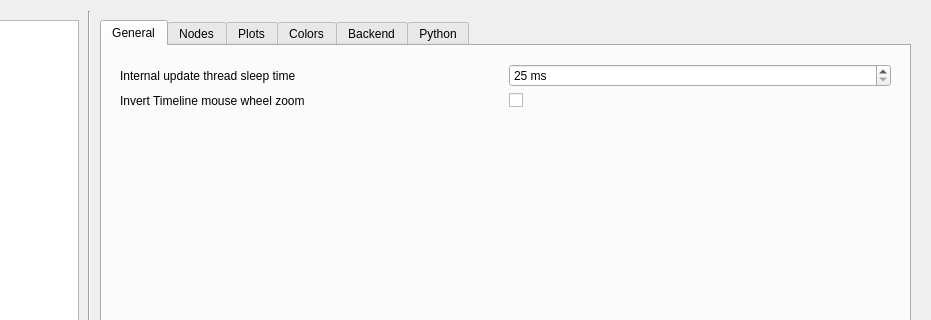
Before: the Qt Designer form libEPLViz/ui/settingswindow.ui in epl-viz/EPL-Viz, drawn with Qt 5; both pictures show x 203 to 1134 and y 0 to 320 of the 1134 by 681 pixel window.
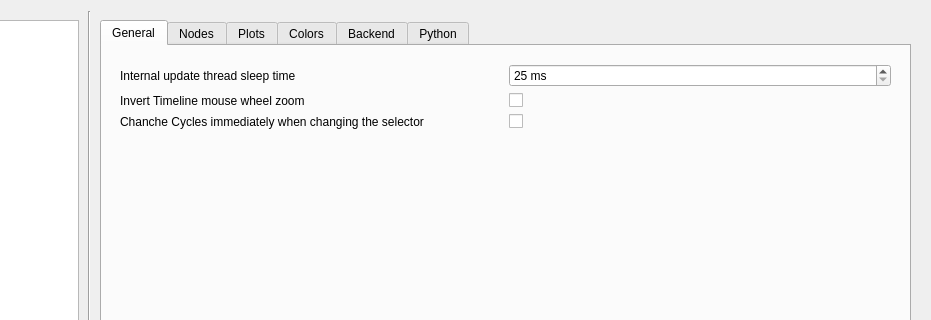
After: the same form once the commit is applied. The open tabs and pages were chosen to show the change. Icons and pictures are not drawn.

Commit message: Added options for pre SoC cycles and cycleSetter

```diff
--- a/libEPLViz/ui/settingswindow.ui
+++ b/libEPLViz/ui/settingswindow.ui
@@ -145,6 +145,20 @@
                </property>
               </widget>
              </item>
+             <item row="2" column="0">
+              <widget class="QLabel" name="label_45">
+               <property name="text">
+                <string>Chanche Cycles immediately when changing the selector </string>
+               </property>
+              </widget>
+             </item>
+             <item row="2" column="1">
+              <widget class="QCheckBox" name="TL_ChancheCycleImm">
+               <property name="text">
+                <string/>
+               </property>
+              </widget>
+             </item>
             </layout>
            </widget>
           </item>
```
Left out of the diff: 19 changed lines with no effect on the pictures. The commit also changes 16 other files.
